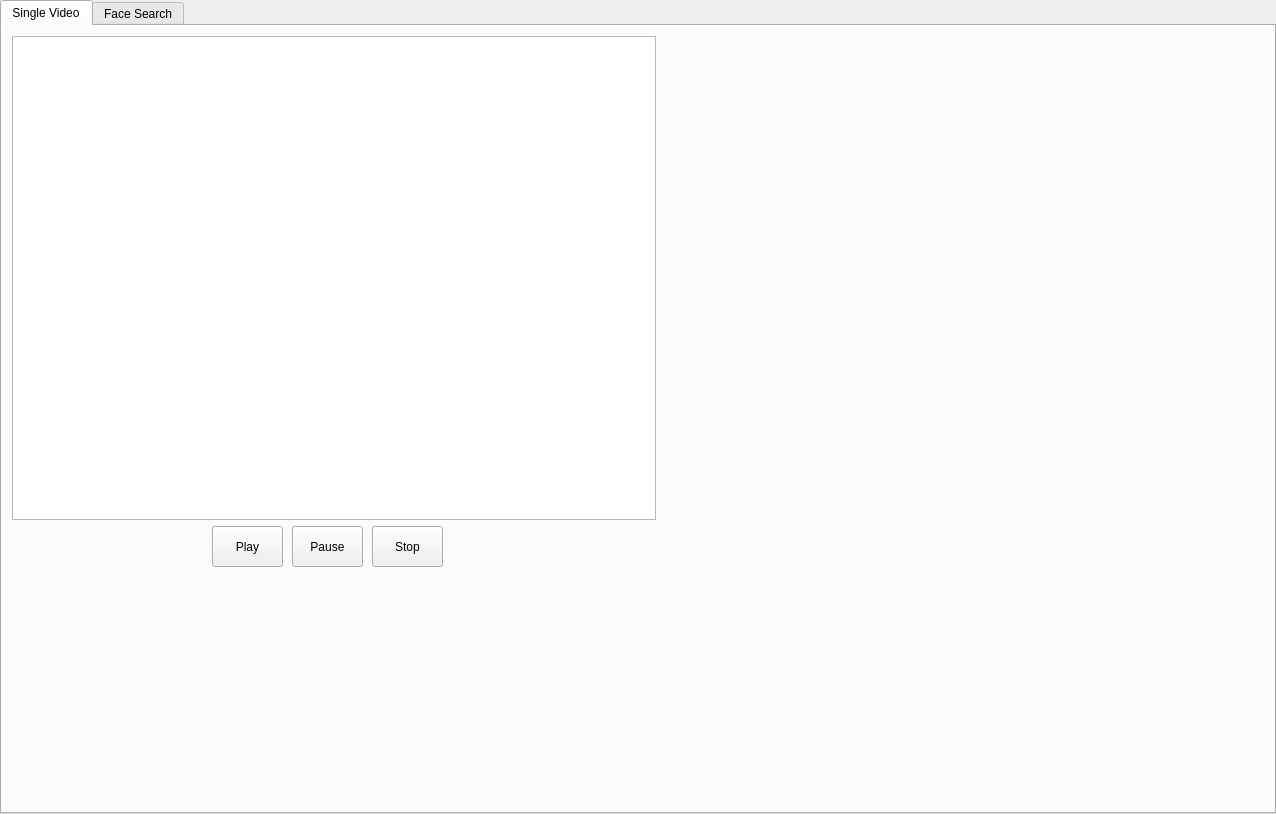
Before: the Qt Designer form gui/window.ui in Alicegaz/CrimeCamera, drawn with Qt 5.
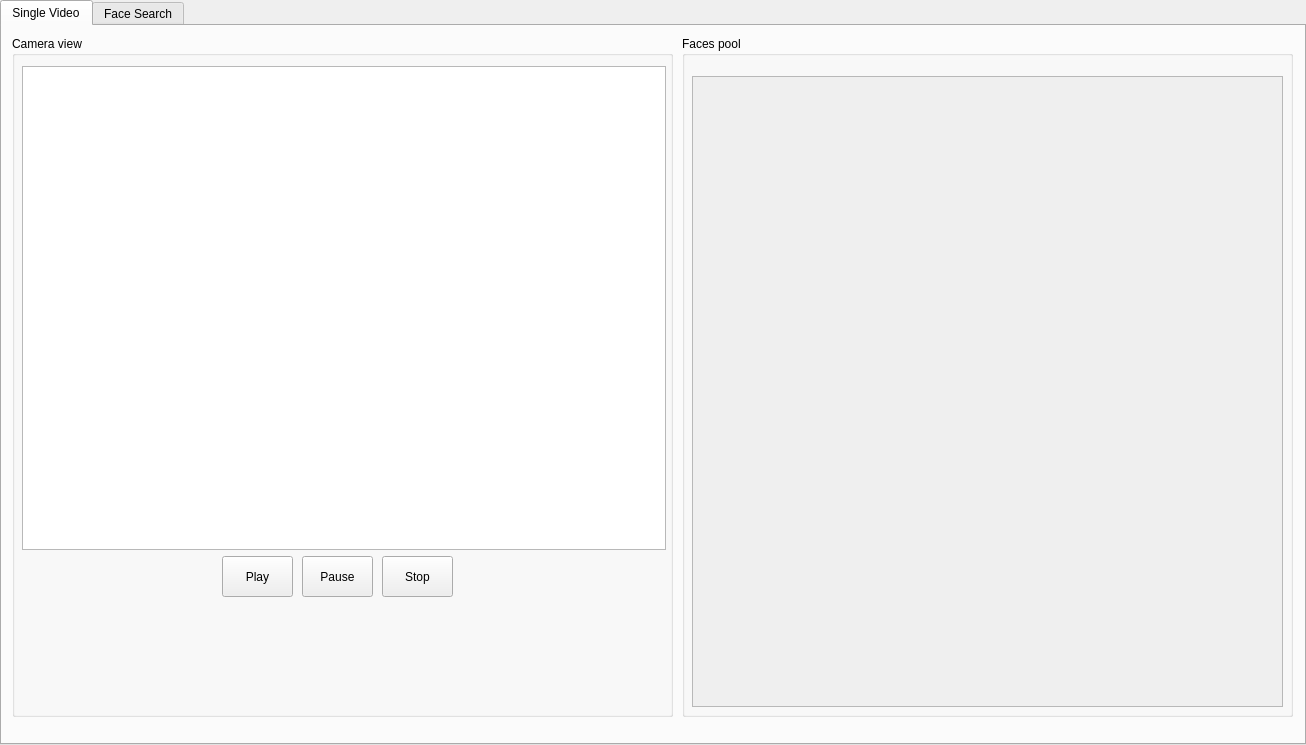
After: the same form once the commit is applied.

Commit message: Implemented faces pool in GUI app

Patch:
```diff
--- a/gui/window.ui
+++ b/gui/window.ui
@@ -6,8 +6,8 @@
    <rect>
     <x>0</x>
     <y>0</y>
-    <width>1276</width>
-    <height>814</height>
+    <width>1306</width>
+    <height>745</height>
    </rect>
   </property>
   <property name="windowTitle">
@@ -20,34 +20,52 @@
    <attribute name="title">
     <string>Single Video</string>
    </attribute>
+   <widget class="QGroupBox" name="groupBox">
+    <property name="geometry">
+     <rect>
+      <x>10</x>
+      <y>10</y>
+      <width>661</width>
+      <height>681</height>
+     </rect>
+    </property>
+    <property name="title">
+     <string>Camera view</string>
+    </property>
+    <widget class="QPushButton" name="stopBtn">
+     <property name="geometry">
+      <rect>
+       <x>370</x>
+       <y>520</y>
+       <width>71</width>
+       <height>41</height>
+      </rect>
+     </property>
+     <property name="text">
+      <string>Stop</string>
+     </property>
+    </widget>
    <widget class="QGraphicsView" name="graphicsView">
     <property name="geometry">
      <rect>
       <x>10</x>
-      <y>10</y>
+       <y>30</y>
       <width>644</width>
       <height>484</height>
      </rect>
     </property>
-   </widget>
-   <widget class="QPushButton" name="playBtn">
-    <property name="geometry">
-     <rect>
-      <x>210</x>
-      <y>500</y>
-      <width>71</width>
-      <height>41</height>
-     </rect>
-    </property>
-    <property name="text">
-     <string>Play</string>
+     <property name="sizePolicy">
+      <sizepolicy hsizetype="Fixed" vsizetype="Fixed">
+       <horstretch>0</horstretch>
+       <verstretch>0</verstretch>
+      </sizepolicy>
     </property>
    </widget>
    <widget class="QPushButton" name="pauseBtn">
     <property name="geometry">
      <rect>
       <x>290</x>
-      <y>500</y>
+       <y>520</y>
       <width>71</width>
       <height>41</height>
      </rect>
@@ -56,18 +74,55 @@
      <string>Pause</string>
     </property>
    </widget>
-   <widget class="QPushButton" name="stopBtn">
+    <widget class="QPushButton" name="playBtn">
     <property name="geometry">
      <rect>
-      <x>370</x>
-      <y>500</y>
+       <x>210</x>
+       <y>520</y>
       <width>71</width>
       <height>41</height>
      </rect>
     </property>
     <property name="text">
-     <string>Stop</string>
-    </property>
+      <string>Play</string>
+     </property>
+    </widget>
+   </widget>
+   <widget class="QGroupBox" name="groupBox_2">
+    <property name="geometry">
+     <rect>
+      <x>680</x>
+      <y>10</y>
+      <width>611</width>
+      <height>681</height>
+     </rect>
+    </property>
+    <property name="title">
+     <string>Faces pool</string>
+    </property>
+    <widget class="QScrollArea" name="facePoolsScrollArea">
+     <property name="geometry">
+      <rect>
+       <x>10</x>
+       <y>40</y>
+       <width>591</width>
+       <height>631</height>
+      </rect>
+     </property>
+     <property name="widgetResizable">
+      <bool>true</bool>
+     </property>
+     <widget class="QWidget" name="scrollAreaWidgetContents_2">
+      <property name="geometry">
+       <rect>
+        <x>0</x>
+        <y>0</y>
+        <width>589</width>
+        <height>629</height>
+       </rect>
+      </property>
+     </widget>
+    </widget>
    </widget>
   </widget>
   <widget class="QWidget" name="tab">
```
Lines whose indentation alone changed are shown as unchanged. The commit also changes 6 other files.
